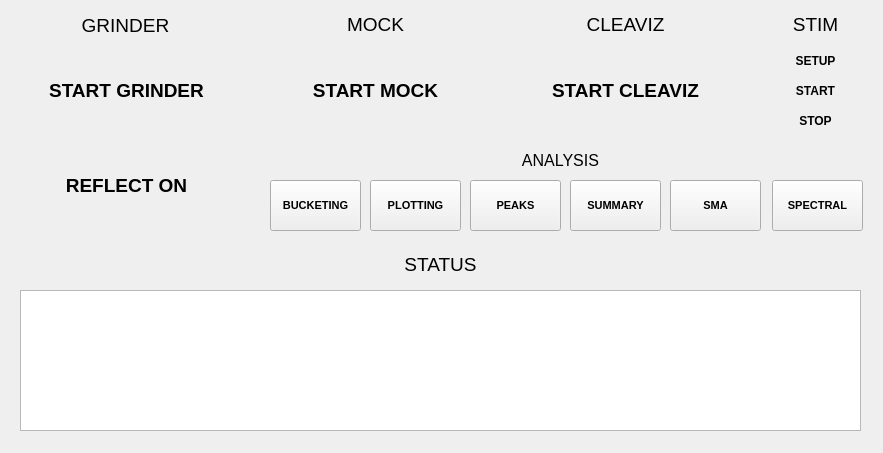
Old version of the form style/interface.ui in the repository lasseaeggen/SiNRI.
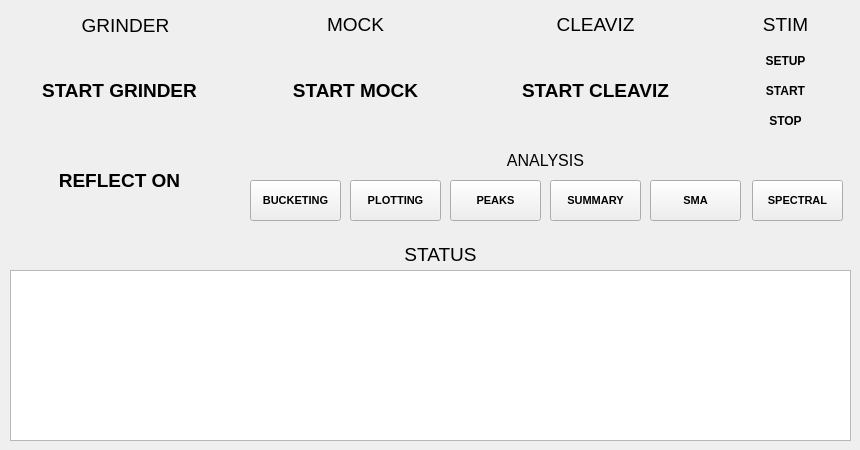
New version of the form.

Patch:
```diff
--- a/style/interface.ui
+++ b/style/interface.ui
@@ -6,23 +6,24 @@
    <rect>
     <x>0</x>
     <y>0</y>
-    <width>883</width>
-    <height>453</height>
+    <width>860</width>
+    <height>450</height>
    </rect>
   </property>
   <property name="windowTitle">
    <string>Form</string>
   </property>
   <property name="styleSheet">
-   <string notr="true">background-color: &quot;#6e6e6e&quot;;</string>
+   <string notr="true">background-color: &quot;#6e6e6e&quot;;
+font-family : Arial;</string>
   </property>
   <widget class="QWidget" name="widget" native="true">
    <property name="geometry">
     <rect>
      <x>10</x>
      <y>10</y>
-     <width>231</width>
-     <height>231</height>
+     <width>221</width>
+     <height>221</height>
     </rect>
    </property>
    <property name="styleSheet">
@@ -39,6 +40,7 @@
     </property>
     <property name="font">
      <font>
+      <family>Arial</family>
       <pointsize>14</pointsize>
       <weight>50</weight>
       <bold>false</bold>
@@ -60,7 +62,7 @@
     </property>
     <property name="geometry">
      <rect>
-      <x>17</x>
+      <x>10</x>
       <y>40</y>
       <width>199</width>
       <height>81</height>
@@ -68,6 +70,7 @@
     </property>
     <property name="font">
      <font>
+      <family>Arial</family>
       <pointsize>14</pointsize>
       <weight>75</weight>
       <bold>true</bold>
@@ -97,14 +100,15 @@
     </property>
     <property name="geometry">
      <rect>
-      <x>17</x>
-      <y>135</y>
+      <x>10</x>
+      <y>130</y>
       <width>199</width>
       <height>81</height>
      </rect>
     </property>
     <property name="font">
      <font>
+      <family>Arial</family>
       <pointsize>14</pointsize>
       <weight>75</weight>
       <bold>true</bold>
@@ -131,7 +135,7 @@
   <widget class="QWidget" name="widget_2" native="true">
    <property name="geometry">
     <rect>
-     <x>260</x>
+     <x>240</x>
      <y>10</y>
      <width>231</width>
      <height>131</height>
@@ -151,6 +155,7 @@
     </property>
     <property name="font">
      <font>
+      <family>Arial</family>
       <pointsize>14</pointsize>
       <weight>50</weight>
       <bold>false</bold>
@@ -180,6 +185,7 @@
     </property>
     <property name="font">
      <font>
+      <family>Arial</family>
       <pointsize>14</pointsize>
       <weight>75</weight>
       <bold>true</bold>
@@ -203,7 +209,7 @@
   <widget class="QWidget" name="widget_3" native="true">
    <property name="geometry">
     <rect>
-     <x>510</x>
+     <x>480</x>
      <y>10</y>
      <width>231</width>
      <height>131</height>
@@ -223,6 +229,7 @@
     </property>
     <property name="font">
      <font>
+      <family>Arial</family>
       <pointsize>14</pointsize>
       <weight>50</weight>
       <bold>false</bold>
@@ -252,6 +259,7 @@
     </property>
     <property name="font">
      <font>
+      <family>Arial</family>
       <pointsize>14</pointsize>
       <weight>75</weight>
       <bold>true</bold>
@@ -275,9 +283,9 @@
   <widget class="QWidget" name="widget_4" native="true">
    <property name="geometry">
     <rect>
-     <x>760</x>
+     <x>720</x>
      <y>10</y>
-     <width>111</width>
+     <width>131</width>
      <height>131</height>
     </rect>
    </property>
@@ -289,12 +297,13 @@
      <rect>
       <x>0</x>
       <y>-1</y>
-      <width>111</width>
+      <width>131</width>
       <height>31</height>
      </rect>
     </property>
     <property name="font">
      <font>
+      <family>Arial</family>
       <pointsize>14</pointsize>
       <weight>50</weight>
       <bold>false</bold>
@@ -318,12 +327,13 @@
      <rect>
       <x>10</x>
       <y>40</y>
-      <width>91</width>
+      <width>111</width>
       <height>21</height>
      </rect>
     </property>
     <property name="font">
      <font>
+      <family>Arial</family>
       <weight>75</weight>
       <bold>true</bold>
      </font>
@@ -350,12 +360,13 @@
      <rect>
       <x>10</x>
       <y>70</y>
-      <width>91</width>
+      <width>111</width>
       <height>21</height>
      </rect>
     </property>
     <property name="font">
      <font>
+      <family>Arial</family>
       <weight>75</weight>
       <bold>true</bold>
      </font>
@@ -382,12 +393,13 @@
      <rect>
       <x>10</x>
       <y>100</y>
-      <width>91</width>
+      <width>111</width>
       <height>21</height>
      </rect>
     </property>
     <property name="font">
      <font>
+      <family>Arial</family>
       <weight>75</weight>
       <bold>true</bold>
      </font>
@@ -411,9 +423,9 @@
    <property name="geometry">
     <rect>
      <x>10</x>
-     <y>250</y>
-     <width>861</width>
-     <height>191</height>
+     <y>240</y>
+     <width>841</width>
+     <height>201</height>
     </rect>
    </property>
    <property name="styleSheet">
@@ -430,6 +442,7 @@
     </property>
     <property name="font">
      <font>
+      <family>Arial</family>
       <pointsize>14</pointsize>
       <weight>50</weight>
       <bold>false</bold>
@@ -448,12 +461,17 @@
    <widget class="QTextBrowser" name="logArea">
     <property name="geometry">
      <rect>
-      <x>10</x>
-      <y>40</y>
+      <x>0</x>
+      <y>30</y>
       <width>841</width>
-      <height>141</height>
+      <height>171</height>
      </rect>
     </property>
+    <property name="font">
+     <font>
+      <family>Arial</family>
+     </font>
+    </property>
     <property name="styleSheet">
      <string notr="true">background-color: &quot;black&quot;;
 color: &quot;#eb3737&quot;;</string>
@@ -466,10 +484,10 @@
   <widget class="QWidget" name="widget_6" native="true">
    <property name="geometry">
     <rect>
-     <x>260</x>
+     <x>240</x>
      <y>150</y>
      <width>611</width>
-     <height>91</height>
+     <height>81</height>
     </rect>
    </property>
    <property name="styleSheet">
@@ -478,14 +496,15 @@
    <widget class="QLabel" name="label_9">
     <property name="geometry">
      <rect>
-      <x>-10</x>
+      <x>0</x>
       <y>0</y>
-      <width>621</width>
+      <width>611</width>
       <height>21</height>
      </rect>
     </property>
     <property name="font">
      <font>
+      <family>Arial</family>
       <pointsize>12</pointsize>
       <weight>50</weight>
       <bold>false</bold>
@@ -510,11 +529,12 @@
       <x>10</x>
       <y>30</y>
       <width>91</width>
-      <height>51</height>
+      <height>41</height>
      </rect>
     </property>
     <property name="font">
      <font>
+      <family>Arial</family>
       <pointsize>8</pointsize>
       <weight>75</weight>
       <bold>true</bold>
@@ -536,11 +556,12 @@
       <x>110</x>
       <y>30</y>
       <width>91</width>
-      <height>51</height>
+      <height>41</height>
      </rect>
     </property>
     <property name="font">
      <font>
+      <family>Arial</family>
       <pointsize>8</pointsize>
       <weight>75</weight>
       <bold>true</bold>
@@ -562,11 +583,12 @@
       <x>210</x>
       <y>30</y>
       <width>91</width>
-      <height>51</height>
+      <height>41</height>
      </rect>
     </property>
     <property name="font">
      <font>
+      <family>Arial</family>
       <pointsize>8</pointsize>
       <weight>75</weight>
       <bold>true</bold>
@@ -588,11 +610,12 @@
       <x>310</x>
       <y>30</y>
       <width>91</width>
-      <height>51</height>
+      <height>41</height>
      </rect>
     </property>
     <property name="font">
      <font>
+      <family>Arial</family>
       <pointsize>8</pointsize>
       <weight>75</weight>
       <bold>true</bold>
@@ -614,11 +637,12 @@
       <x>410</x>
       <y>30</y>
       <width>91</width>
-      <height>51</height>
+      <height>41</height>
      </rect>
     </property>
     <property name="font">
      <font>
+      <family>Arial</family>
       <pointsize>8</pointsize>
       <weight>75</weight>
       <bold>true</bold>
@@ -640,11 +664,12 @@
       <x>512</x>
       <y>30</y>
       <width>91</width>
-      <height>51</height>
+      <height>41</height>
      </rect>
     </property>
     <property name="font">
      <font>
+      <family>Arial</family>
       <pointsize>8</pointsize>
       <weight>75</weight>
       <bold>true</bold>
```
Left out of the diff: 3 changed lines with no effect on the pictures.
